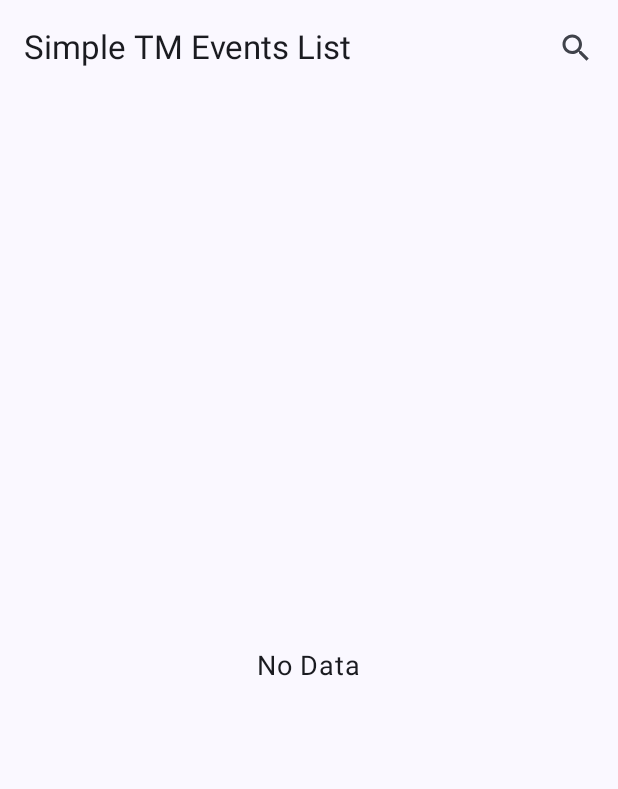
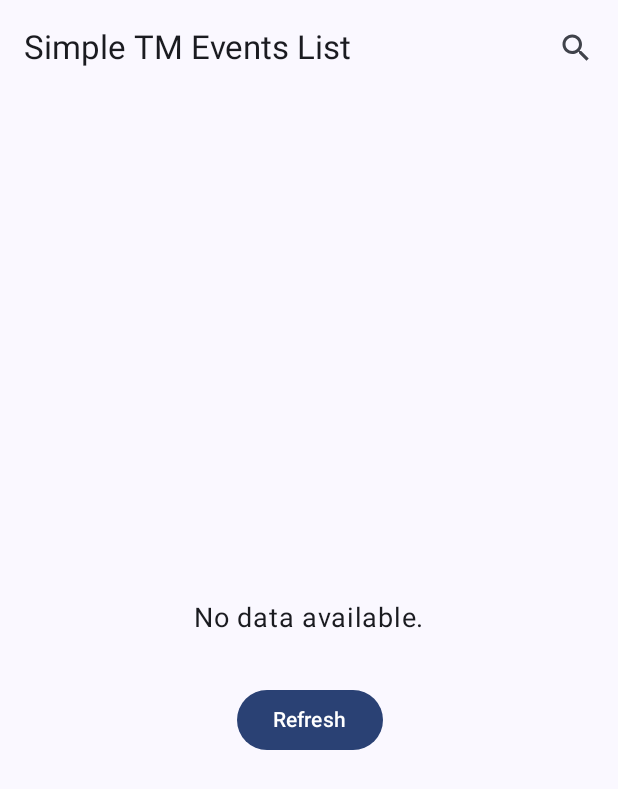
Before and after one commit to phyothinzaraung/TM_Events, an Android app built with Jetpack Compose: the screen it shows after launch (MainActivity), on a phone screen of 412 x 824 dp. Shown: the top 789 px of the screen. Run offline under Robolectric (Android 15) with nearby library versions, the light colour scheme and no system bars; our stand-ins replace Dagger/Hilt's generated code, Room's generated code, paging.

Commit message:
Update: Add refresh button in EmptyView commit

```diff
--- a/app/src/main/java/dev/phyo/tm_events/presentation/events/ui/EventList.kt
+++ b/app/src/main/java/dev/phyo/tm_events/presentation/events/ui/EventList.kt
@@ -1,6 +1,5 @@
 package dev.phyo.tm_events.presentation.events.ui
 
-import android.util.Log
 import android.widget.Toast
 import androidx.compose.foundation.layout.fillMaxSize
 import androidx.compose.foundation.layout.padding
@@ -12,8 +11,6 @@ import androidx.compose.material3.ExperimentalMaterial3Api
 import androidx.compose.material3.Icon
 import androidx.compose.material3.IconButton
 import androidx.compose.material3.Scaffold
-import androidx.compose.material3.SnackbarHost
-import androidx.compose.material3.SnackbarHostState
 import androidx.compose.material3.Text
 import androidx.compose.material3.TopAppBar
 import androidx.compose.runtime.Composable
@@ -101,7 +98,9 @@ fun EventList(
                 }
 
                 eventList.itemCount == 0 -> {
-                    EmptyView()
+                    EmptyView(onRefresh = {
+                        eventList.refresh()
+                    })
                 }
 
                 else -> {
--- a/app/src/main/java/dev/phyo/tm_events/presentation/utils/EmptyView.kt
+++ b/app/src/main/java/dev/phyo/tm_events/presentation/utils/EmptyView.kt
@@ -1,13 +1,21 @@
 package dev.phyo.tm_events.presentation.utils
 
 import androidx.compose.foundation.layout.Box
+import androidx.compose.foundation.layout.Column
+import androidx.compose.foundation.layout.Spacer
 import androidx.compose.foundation.layout.fillMaxSize
+import androidx.compose.foundation.layout.height
 import androidx.compose.foundation.layout.padding
+import androidx.compose.material3.Button
 import androidx.compose.material3.ExperimentalMaterial3Api
 import androidx.compose.material3.Scaffold
 import androidx.compose.material3.Text
 import androidx.compose.material3.TopAppBar
 import androidx.compose.runtime.Composable
+import androidx.compose.runtime.getValue
+import androidx.compose.runtime.mutableStateOf
+import androidx.compose.runtime.remember
+import androidx.compose.runtime.setValue
 import androidx.compose.ui.Alignment
 import androidx.compose.ui.Modifier
 import androidx.compose.ui.res.stringResource
@@ -17,7 +25,12 @@ import dev.phyo.tm_events.R
 
 @OptIn(ExperimentalMaterial3Api::class)
 @Composable
-fun EmptyView(modifier: Modifier = Modifier) {
+fun EmptyView(
+    onRefresh:() -> Unit,
+    modifier: Modifier = Modifier) {
+
+    var isRefreshing by remember { mutableStateOf(false) }
+
     Scaffold(topBar = {
         TopAppBar(title = { Text(stringResource(R.string.toolbar_text)) })
     }){ innerPadding ->
@@ -27,12 +40,20 @@ fun EmptyView(modifier: Modifier = Modifier) {
                     .fillMaxSize(),
                 contentAlignment = Alignment.Center
             ) {
+                Column(horizontalAlignment = Alignment.CenterHorizontally) {
                     Text(
                         text = stringResource(R.string.no_data_text),
                         fontSize = 18.sp,
                         modifier = Modifier.padding(16.dp)
                     )
-
+                    Spacer(modifier = Modifier.height(16.dp))
+                    Button(onClick = {
+                        isRefreshing = true
+                        onRefresh()
+                    }) {
+                        Text(text = stringResource(R.string.refresh_text))
                     }
                 }
             }
+    }
+}
--- a/app/src/main/res/values/strings.xml
+++ b/app/src/main/res/values/strings.xml
@@ -4,7 +4,8 @@
     <string name="search_text">Search</string>
     <string name="close_search_text">Close Search</string>
     <string name="error_default_message">An error occurred</string>
-    <string name="no_data_text">No Data</string>
+    <string name="no_data_text">No data available.</string>
+    <string name="refresh_text">Refresh</string>
     <string name="search_query_placeholder">Search by name, city or venue</string>
     <string name="loading_test_tag">loadingIndicator</string>
 
```
Lines whose indentation alone changed are shown as unchanged.
